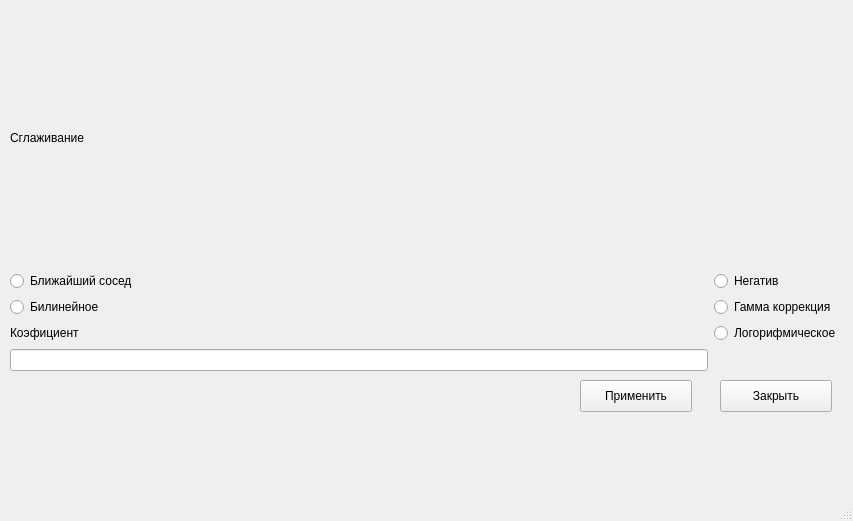
First picture: the form in lab_EData/forms/qt_forms/image_processing.ui, repository ziminyuri/experimental_data, before the edit.
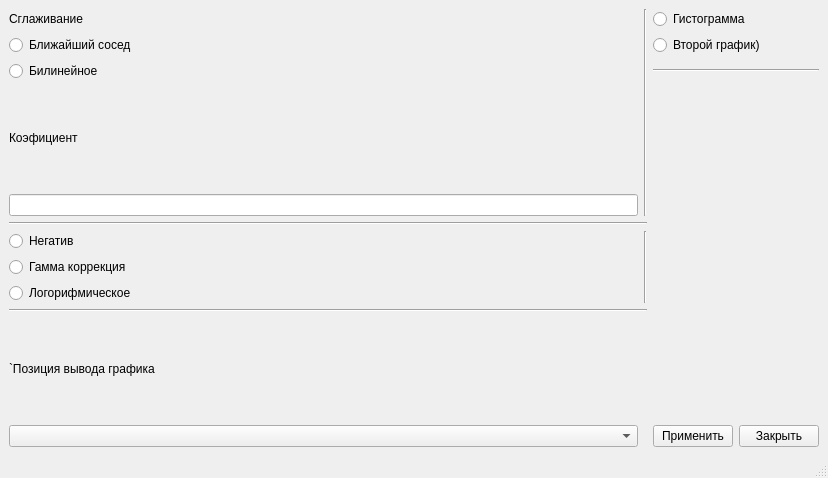
Second picture: the form after the edit.

What changed in the file:
```diff
--- a/lab_EData/forms/qt_forms/image_processing.ui
+++ b/lab_EData/forms/qt_forms/image_processing.ui
@@ -6,48 +6,86 @@
    <rect>
     <x>0</x>
     <y>0</y>
-    <width>853</width>
-    <height>521</height>
+    <width>828</width>
+    <height>478</height>
    </rect>
   </property>
   <property name="windowTitle">
    <string>MainWindow</string>
   </property>
   <widget class="QWidget" name="centralwidget">
-   <widget class="QWidget" name="gridLayoutWidget">
-    <property name="geometry">
-     <rect>
-      <x>10</x>
-      <y>10</y>
-      <width>831</width>
-      <height>361</height>
-     </rect>
-    </property>
+   <layout class="QVBoxLayout" name="verticalLayout">
+    <item>
     <layout class="QGridLayout" name="gridLayout">
-     <item row="3" column="0">
-      <widget class="QLabel" name="label_2">
-       <property name="text">
-        <string>Коэфициент</string>
-       </property>
-      </widget>
-     </item>
-     <item row="4" column="0">
-      <widget class="QLineEdit" name="lineEdit"/>
-     </item>
-     <item row="2" column="1">
-      <widget class="QRadioButton" name="radioButton_4">
-       <property name="text">
-        <string>Гамма коррекция</string>
-       </property>
-      </widget>
-     </item>
-     <item row="3" column="1">
+      <item row="9" column="0">
       <widget class="QRadioButton" name="radioButton_5">
        <property name="text">
         <string>Логорифмическое</string>
        </property>
       </widget>
      </item>
+      <item row="10" column="0" colspan="2">
+       <widget class="Line" name="line_3">
+        <property name="orientation">
+         <enum>Qt::Horizontal</enum>
+        </property>
+       </widget>
+      </item>
+      <item row="12" column="2">
+       <widget class="QPushButton" name="pushButton">
+        <property name="text">
+         <string>Применить</string>
+        </property>
+       </widget>
+      </item>
+      <item row="5" column="0" colspan="2">
+       <widget class="Line" name="line">
+        <property name="orientation">
+         <enum>Qt::Horizontal</enum>
+        </property>
+       </widget>
+      </item>
+      <item row="1" column="2" colspan="2">
+       <widget class="QRadioButton" name="radioButton_7">
+        <property name="text">
+         <string>Второй график)</string>
+        </property>
+       </widget>
+      </item>
+      <item row="0" column="1" rowspan="5">
+       <widget class="Line" name="line_2">
+        <property name="orientation">
+         <enum>Qt::Vertical</enum>
+        </property>
+       </widget>
+      </item>
+      <item row="11" column="0">
+       <widget class="QLabel" name="label_3">
+        <property name="text">
+         <string>`Позиция вывода графика</string>
+        </property>
+       </widget>
+      </item>
+      <item row="4" column="0">
+       <widget class="QLineEdit" name="lineEdit"/>
+      </item>
+      <item row="0" column="0">
+       <widget class="QLabel" name="label">
+        <property name="text">
+         <string>Сглаживание</string>
+        </property>
+       </widget>
+      </item>
+      <item row="7" column="1" rowspan="3">
+       <widget class="Line" name="line_4">
+        <property name="orientation">
+         <enum>Qt::Vertical</enum>
+        </property>
+       </widget>
+      </item>
+      <item row="12" column="0">
+       <widget class="QComboBox" name="comboBox"/>
+      </item>
      <item row="1" column="0">
       <widget class="QRadioButton" name="radioButton">
        <property name="text">
@@ -55,6 +93,34 @@
        </property>
       </widget>
      </item>
+      <item row="12" column="3">
+       <widget class="QPushButton" name="pushButton_2">
+        <property name="text">
+         <string>Закрыть</string>
+        </property>
+       </widget>
+      </item>
+      <item row="8" column="0">
+       <widget class="QRadioButton" name="radioButton_4">
+        <property name="text">
+         <string>Гамма коррекция</string>
+        </property>
+       </widget>
+      </item>
+      <item row="0" column="2" colspan="2">
+       <widget class="QRadioButton" name="radioButton_6">
+        <property name="text">
+         <string>Гистограмма</string>
+        </property>
+       </widget>
+      </item>
+      <item row="7" column="0">
+       <widget class="QRadioButton" name="radioButton_3">
+        <property name="text">
+         <string>Негатив</string>
+        </property>
+       </widget>
+      </item>
      <item row="2" column="0">
       <widget class="QRadioButton" name="radioButton_2">
        <property name="text">
@@ -62,48 +128,23 @@
        </property>
       </widget>
      </item>
-     <item row="1" column="1">
-      <widget class="QRadioButton" name="radioButton_3">
+      <item row="3" column="0">
+       <widget class="QLabel" name="label_2">
        <property name="text">
-        <string>Негатив</string>
+         <string>Коэфициент</string>
        </property>
       </widget>
      </item>
-     <item row="0" column="0">
-      <widget class="QLabel" name="label">
-       <property name="text">
-        <string>Сглаживание</string>
+      <item row="2" column="2" colspan="2">
+       <widget class="Line" name="line_5">
+        <property name="orientation">
+         <enum>Qt::Horizontal</enum>
        </property>
       </widget>
      </item>
     </layout>
-   </widget>
-   <widget class="QPushButton" name="pushButton">
-    <property name="geometry">
-     <rect>
-      <x>580</x>
-      <y>380</y>
-      <width>112</width>
-      <height>32</height>
-     </rect>
-    </property>
-    <property name="text">
-     <string>Применить</string>
-    </property>
-   </widget>
-   <widget class="QPushButton" name="pushButton_2">
-    <property name="geometry">
-     <rect>
-      <x>720</x>
-      <y>380</y>
-      <width>112</width>
-      <height>32</height>
-     </rect>
-    </property>
-    <property name="text">
-     <string>Закрыть</string>
-    </property>
-   </widget>
+    </item>
+   </layout>
   </widget>
   <widget class="QStatusBar" name="statusbar"/>
  </widget>
```
Lines whose indentation alone changed are shown as unchanged.
